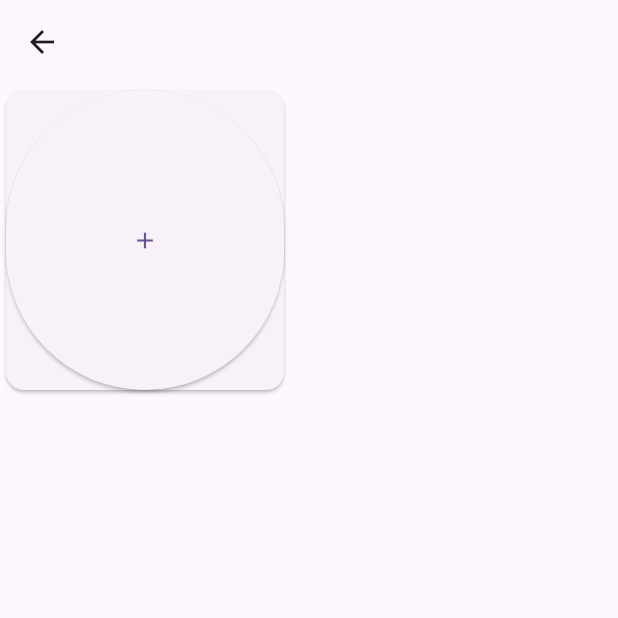
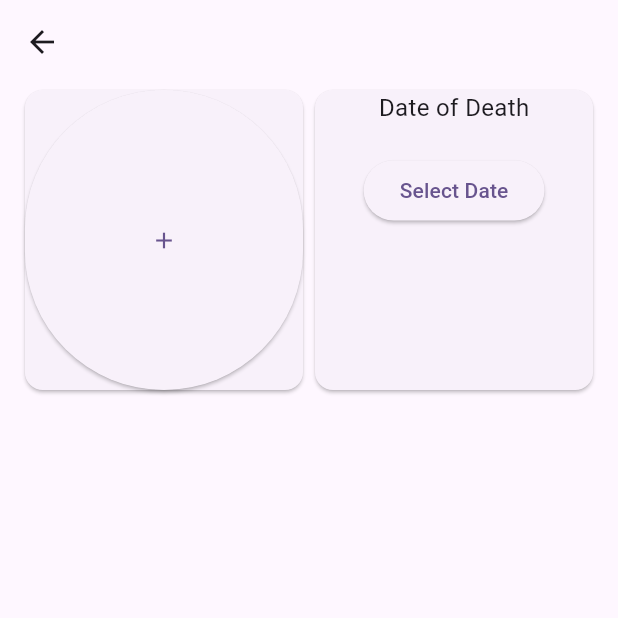
Before and after one commit to devendra-alt/social-content-manager, a Flutter app: the Create screen opened directly, on a phone screen of 412 x 824 dp, the top half of it. Run offline on Flutter 3.47's test engine with Material 3 defaults, Android fonts, the phone set to English and light mode, and no system bars; our stand-ins replace file_picker, flutter_secure_storage; accounts and stored records are empty.

Commit message:
Add create date picker

```diff
--- a/lib/home/create.dart
+++ b/lib/home/create.dart
@@ -2,6 +2,7 @@ import 'dart:io';
 
 import 'package:file_picker/file_picker.dart';
 import 'package:flutter/material.dart';
+
 class Create extends StatefulWidget {
   const Create({Key? key, required this.title}) : super(key: key);
 
@@ -14,6 +15,21 @@ class Create extends StatefulWidget {
 class _CreateState extends State<Create> {
   String? filePath; // Store the file path
 
+  final _formKey = GlobalKey<FormState>();
+
+  String _name = '';
+  String _dod = '';
+  DateTime selectedDate = DateTime.now();
+
+  Future<void> _selectedDate(BuildContext context) async{
+    final DateTime? picked = await showDatePicker(context: context, initialDate: selectedDate,firstDate:DateTime(2000) , lastDate: DateTime(2101));
+    if(picked!= null && picked != selectedDate){
+      setState(() {
+        selectedDate = picked;
+      });
+    }
+  }
+
   @override
   Widget build(BuildContext context) {
     return Scaffold(
@@ -22,35 +38,62 @@ class _CreateState extends State<Create> {
         child: Column(
           children: [
             Row(
+              mainAxisAlignment: MainAxisAlignment.center,
               children: [
                 Card(
-                  child:SizedBox(
-                  width: MediaQuery.of(context).size.width*0.45,
+                  child: SizedBox(
+                    width: MediaQuery.of(context).size.width * 0.45,
                     height: 200,
-                  child: filePath != null ? // Display the image if filePath is not null
-                   Image(image: FileImage(
-                      filePath != null ? File(filePath!) :
-                      File('')
+                    child: filePath != null
+                        ? Image(
+                      image: FileImage(
+                        filePath != null
+                            ? File(filePath!)
+                            : File(''),
                       ),
                       width: MediaQuery.of(context).size.width * 0.4,
                       height: MediaQuery.of(context).size.height * 0.4,
-                   ):
-                  SizedBox(
-                    child: ElevatedButton(
+                    )
+                        :  ElevatedButton(
                         onPressed: () async {
-                        FilePickerResult? result = await FilePicker.platform.pickFiles(allowMultiple: false);
-                        if (result != null && result.files.isNotEmpty) {
+                          FilePickerResult? result =
+                          await FilePicker.platform
+                              .pickFiles(allowMultiple: false);
+                          if (result != null &&
+                              result.files.isNotEmpty) {
                             setState(() {
-                            filePath = result.files.first.path; // Store the file path
+                              filePath = result.files.first.path;
                             });
                           } else {
                             print('No file selected');
                           }
                         },
                         child: Icon(Icons.add),
+                        style: ElevatedButton.styleFrom(
+                          maximumSize: Size(200, 50), // Set minimum size
                         ),
+                      ),
+                    ),
+                  ),
+                Card(
+                  child: SizedBox(
+                      width: MediaQuery.of(context).size.width*0.45,
+                      height: 200,
+                      child: Column(
+                        children: [
+                          Text(
+                            'Date of Death', // Display selected date
+                            style: TextStyle(fontSize: 16),
+                            textAlign: TextAlign.left,
+                          ),
+                          SizedBox(height: 20),
+                          ElevatedButton(
+                            onPressed: () => _selectedDate(context), // Call the date picker function
+                            child: Text('Select Date'),
+                          ),
+                        ],
                       )
-                  )
+                  ),
                 )
               ],
             ),
--- a/lib/service/grahpql.dart
+++ /dev/null
@@ -1,11 +0,0 @@
-import 'package:graphql_flutter/graphql_flutter.dart';
-
-import '../service/auth/Secure.dart';
-
-void main() async{
-  await initHiveForFlutter();
-  final HttpLink httpLink  = HttpLink(
-    'https://eksamaj.in/lmsgraphql'
-  );
-  final AuthLink authLink = AuthLink(getToken:() async => readFromSecureStorage("JWT"));
-}
```
Lines whose indentation alone changed are shown as unchanged.
